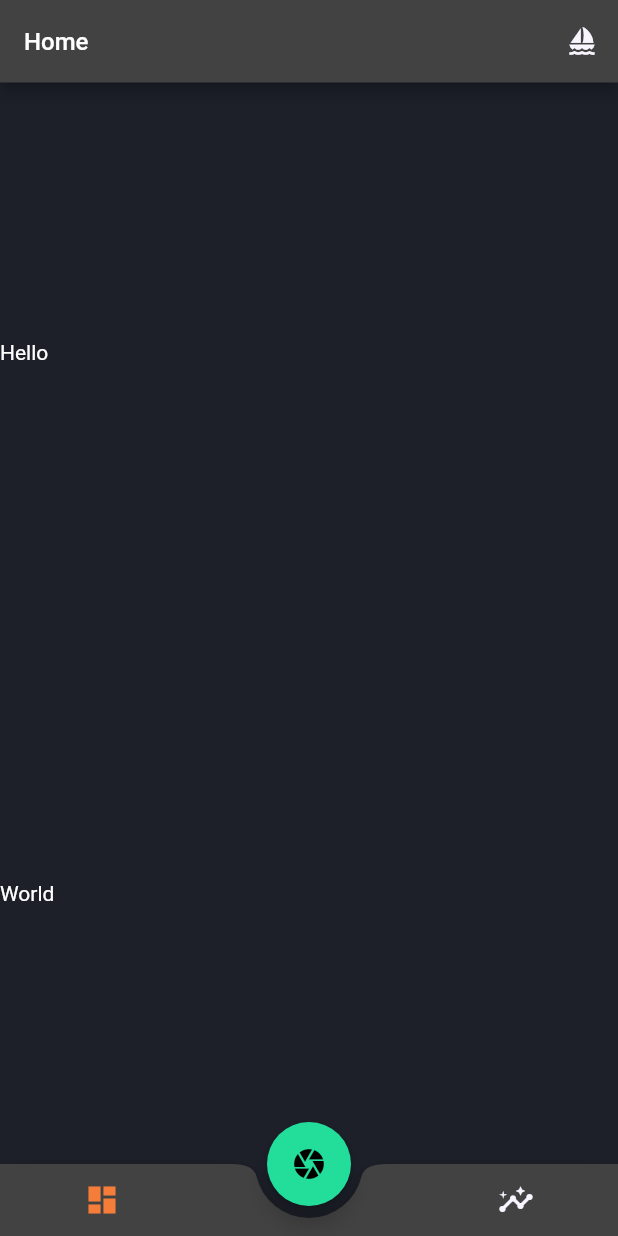
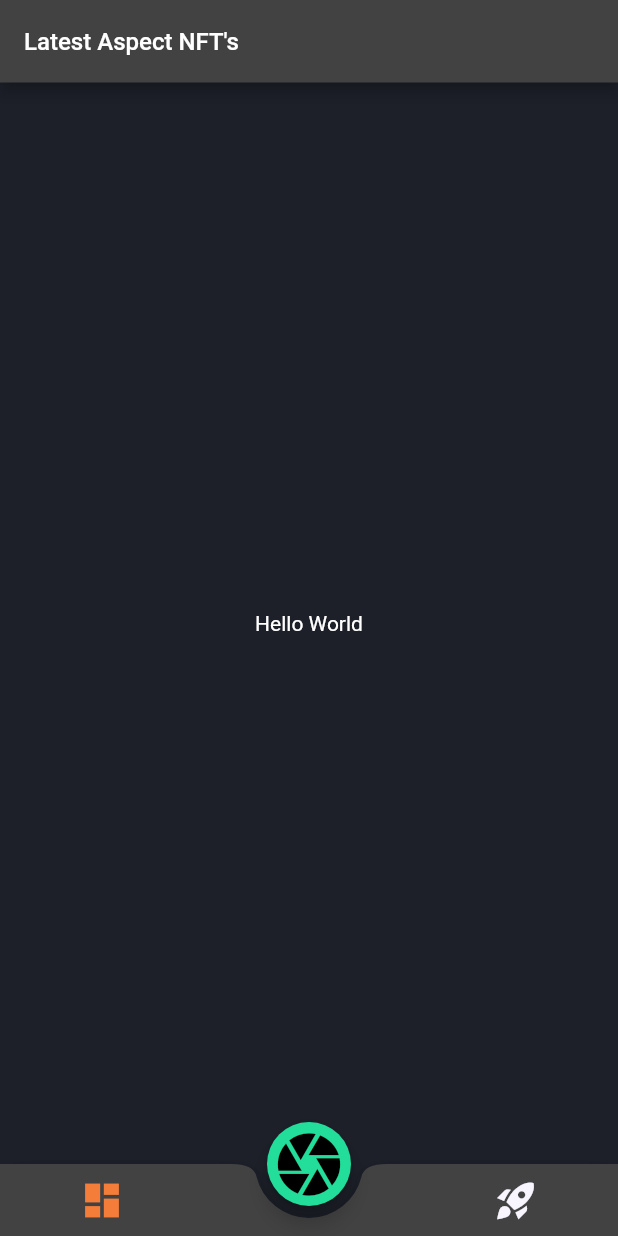
Before and after one commit to gabsn/aspect-mobile-app, a Flutter app: the screen it shows after launch, on a phone screen of 412 x 824 dp. Run offline on Flutter 3.47's test engine with Material 2 defaults, Android fonts, the phone set to English and light mode, and no system bars.

Commit message:
- Dummy screens

```diff
--- a/lib/model/constants/constants.dart
+++ b/lib/model/constants/constants.dart
@@ -26,8 +26,15 @@ const kStyleGuideColorWhite = Color.fromRGBO(248, 245, 255, 1.0);
 //Bottom Navigation Styling -------------------------------------
 const kNavigationButtonColorSelected = Colors.pinkAccent;
 const kNavigationButtonColor = Colors.white;
-const kNavigationIconHome = Icon(Icons.dashboard);
+const kNavigationIconHome = Icon(
+  Icons.dashboard,
+  size: 30,
+);
 const kNavigationIconStatistics = Icon(Icons.insights);
+const kNavigationIconNFTCollection = Icon(
+  Icons.rocket_launch,
+  size: 30,
+);
 const kNavigationIconGames = Icon(Icons.sports_esports);
 const kNavigationIconProfile = Icon(Icons.account_circle);
 //Bottom Navigation Styling -------------------------------------
--- a/lib/view/screens/home/home_screen.dart
+++ b/lib/view/screens/home/home_screen.dart
@@ -46,21 +46,15 @@ class _HomeScreenState extends State<HomeScreen> {
         onWillPop: () async => false,
         child: Consumer<ScreensChangeNotifier>(
           builder: (context, gameDataManager, _) {
-            return Scaffold(
-              appBar: const AppBarWidget(
-                title: 'Home',
+            return const Scaffold(
+              appBar: AppBarWidget(
+                title: 'Latest Aspect NFT\'s',
               ),
               body: SafeArea(
-                  child: Column(
-                mainAxisAlignment: MainAxisAlignment.spaceAround,
-                crossAxisAlignment: CrossAxisAlignment.start,
-                children: const [
-                  Text('Hello'),
-                  Text('World'),
-                ],
-              )
-                  //LoadDataStatisticsScreenWidget(),
-                  ),
+                child: Center(
+                  child: Text('Hello World'),
+                ),
+              ),
             );
           },
         ),
--- a/lib/view/screens/main/main_screen.dart
+++ b/lib/view/screens/main/main_screen.dart
@@ -46,7 +46,6 @@ class MainScreen extends StatelessWidget {
               key: UniqueKey(), //onChangedTabLocal,
             ),
             floatingActionButton: FloatingActionButton(
-              child: const Icon(Icons.camera),
               backgroundColor: kStyleGuideColorGreen,
               disabledElevation: 10.0,
               onPressed: () async {
@@ -61,6 +60,10 @@ class MainScreen extends StatelessWidget {
                   //Do something
                 }
               },
+              child: const Icon(
+                Icons.camera,
+                size: 50,
+              ),
             ),
             floatingActionButtonLocation:
                 FloatingActionButtonLocation.centerDocked,
--- a/lib/view/widgets/appbar_widget.dart
+++ b/lib/view/widgets/appbar_widget.dart
@@ -35,14 +35,14 @@ class AppBarWidget extends StatelessWidget with PreferredSizeWidget {
             style: const TextStyle(fontSize: 16),
           ),
           automaticallyImplyLeading: false,
-          actions: [
+/*          actions: [
             IconButton(
               onPressed: () {},
               icon: const Icon(Icons.sailing),
               color: kStyleGuideColorWhite,
               iconSize: 20,
             )
-          ],
+          ],*/
         ),
       );
     } catch (e) {
--- a/lib/view/widgets/tabbar_material_widget.dart
+++ b/lib/view/widgets/tabbar_material_widget.dart
@@ -45,18 +45,8 @@ class TabBarMaterialWidget extends StatelessWidget {
             placeholder,
             buildTabItem(
               index: 1,
-              icon: kNavigationIconStatistics,
-            )
-
-            /*       buildTabItem(
-              index: 2,
-              icon: kNavigationIconGames,
+              icon: kNavigationIconNFTCollection,
             ),
-            buildTabItem(
-              index: 3,
-              icon: kNavigationIconProfile,
-            )*/
-            ,
           ],
         ),
       );
```
Also changed, not shown: lib/view/screens/camera/camera_screen.dart (+10 -26 lines), lib/view/screens/nft/nft_collection_screen.dart (+7 -13 lines).
